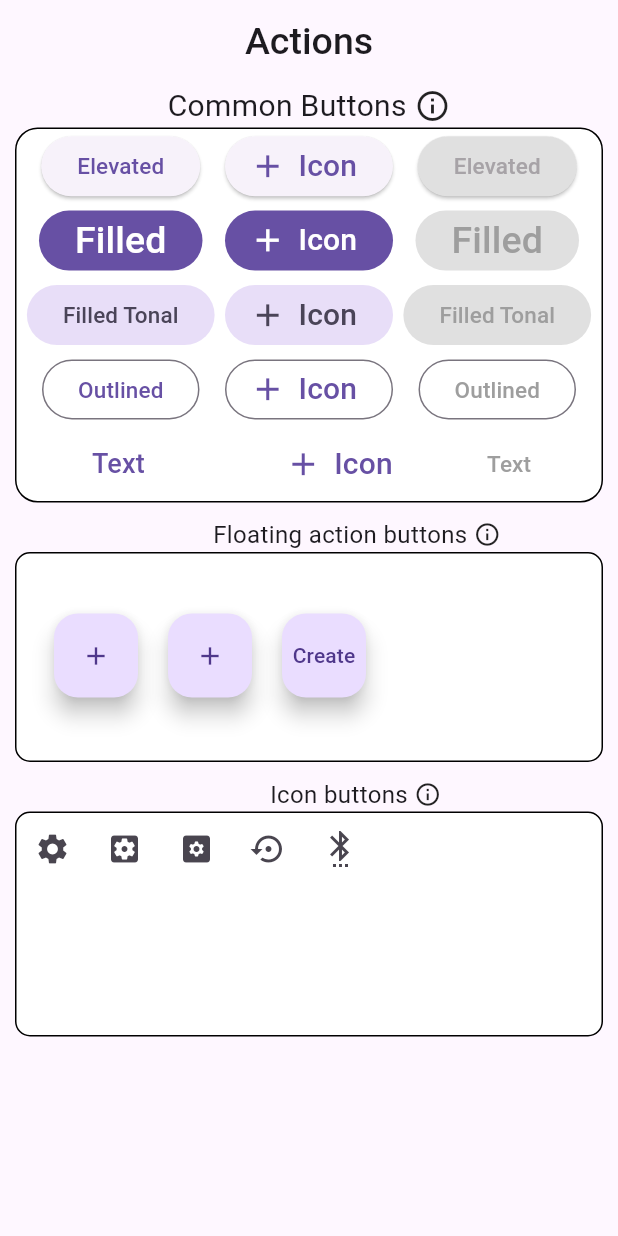
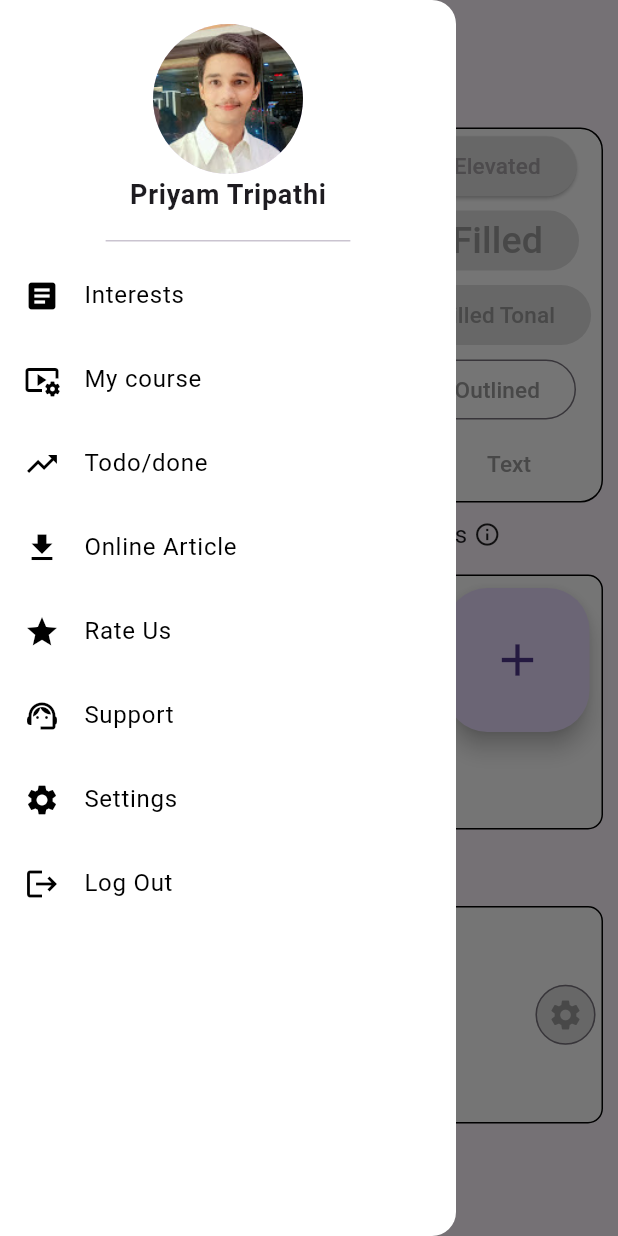
Before and after one commit to priyamtripathiii03/clock_daily_task, a Flutter app: the screen it shows after launch, with the side drawer open (before the commit the screen has no drawer), on a phone screen of 412 x 824 dp. Run offline on Flutter 3.47's test engine with Material 3 defaults, Android fonts, the phone set to English and light mode, and no system bars.

Commit message:
04-08-2024

```diff
--- a/lib/global.dart
+++ b/lib/global.dart
@@ -8,3 +8,39 @@
       Icons.add,
       size: 25,
     );
+
+String img='assets/img/profile.jpg';
+List drawerList=[
+  {
+    'icon':Icons.article,
+    'name':'Interests',
+  },
+  {
+    'icon':Icons.video_settings,
+    'name':'My course',
+  },
+  {
+    'icon':Icons.trending_up,
+    'name':'Todo/done',
+  },
+  {
+    'icon':Icons.download,
+    'name':'Online Article',
+  },
+  {
+    'icon':Icons.star,
+    'name':'Rate Us',
+  },
+  {
+    'icon':Icons.support_agent,
+    'name':'Support',
+  },
+  {
+    'icon':Icons.settings,
+    'name':'Settings',
+  },
+  {
+    'icon':Icons.logout,
+    'name':'Log Out',
+  },
+];
--- a/lib/home.dart
+++ b/lib/home.dart
@@ -1,6 +1,5 @@
 import 'package:flutter/material.dart';
 import 'package:clock_daily_task/global.dart';
-
 
 class Home extends StatefulWidget {
   const Home({super.key});
@@ -13,6 +12,32 @@
   @override
   Widget build(BuildContext context) {
     return Scaffold(
+      drawer: Drawer(
+        backgroundColor: Colors.white,
+        child: Column(
+          children: [
+            DrawerHeader(
+              child: Column(
+                children: [
+                  CircleAvatar(
+                    radius: 50,
+                    backgroundImage: AssetImage(img),
+                  ),
+                  const Text(
+                    'Priyam Tripathi',
+                    style: TextStyle(fontWeight: FontWeight.bold, fontSize: 18),
+                  ),
+                ],
+              ),
+            ),
+            // drawerContain(),
+            ...List.generate(
+              drawerList.length,
+                  (index) => drawerMake(index: index),
+            ),
+          ],
+        ),
+      ),
       appBar: AppBar(
         title: const Text(
           "Actions",
@@ -161,8 +186,9 @@
                 ],
               ),
             ),
+            SizedBox(height: 15,),
             Container(
-              height: 140,
+              height: 170,
               width: double.infinity,
               decoration: BoxDecoration(color: Colors.white,
                   border: Border.all(color: Colors.black,width: 1),
@@ -170,36 +196,37 @@
               child: Column(
                 children: [
                   Padding(
-                    padding: const EdgeInsets.only(top: 40,left: 25),
+                    padding: const EdgeInsets.all(8.0),
                     child: Row(
+                      mainAxisAlignment: MainAxisAlignment.spaceBetween,
                       children: [
+                        FloatingActionButton.small(onPressed: (){},
+                          child: Icon(
+                            Icons.add,),),
                         FloatingActionButton(onPressed: (){},
-                          child: Icon(Icons.add,size: 20,),),
-                        Padding(
-                          padding: const EdgeInsets.only(left: 20.0),
-                          child: FloatingActionButton(onPressed: (){},
                           child: Icon(
-                              Icons.add,size: 20,),
+                            Icons.add,),
                         ),
+                        FloatingActionButton.extended(label: Text('Create'),
+                          icon: Icon(
+                            Icons.add,
                           ),
-                        Padding(
-                          padding: const EdgeInsets.only(left: 20.0),
-                          child: FloatingActionButton(onPressed: (){},
-                            child: Text('Create',),
+                          onPressed: (){},
+                        ),
+                        FloatingActionButton.large(onPressed: (){},
+                          child: Icon(
+                            Icons.add,),),
+                      ],
                     ),
                   ),
                 ],
               ),
             ),
-
-                ],
-              ),
-            ),
             Padding(
-              padding: const EdgeInsets.only(left: 170,top: 10,),
+              padding: const EdgeInsets.only(left: 148,top: 10,),
               child: Row(
                 children: [
-                  Text('Icon buttons ',
+                  Text('Icons buttons ',
                     style: TextStyle(
                       fontSize: 16,
                     ),
@@ -208,35 +235,50 @@
                 ],
               ),
             ),
+            SizedBox(height: 18,),
             Container(
-          height: 150,
+              height: 145,
               width: double.infinity,
               decoration: BoxDecoration(color: Colors.white,
                   border: Border.all(color: Colors.black,width: 1),
                   borderRadius: BorderRadius.circular(10)),
-           child:  Column(
+              child: Row(
+                mainAxisAlignment: MainAxisAlignment.spaceBetween,
                 children: [
-                Row(
-                  children: [
-                    IconButton(onPressed: (){},
-                        icon: Icon(Icons.settings)),
-                    IconButton(onPressed: (){},
-                        icon: Icon(Icons.settings_applications)),
-                    IconButton(onPressed: (){},
-                        icon: Icon(Icons.settings_applications_rounded)),
-                    IconButton(onPressed: (){},
-                        icon: Icon(Icons.settings_backup_restore)),
-                    IconButton(onPressed: (){},
-                        icon: Icon(Icons.settings_bluetooth)),
-
-
+                  IconButton(
+                    onPressed: () {},
+                    icon: const Icon(
+                      Icons.settings,
+                      color: Colors.grey,
+                    ),
+                  ),
+                  IconButton.filledTonal(
+                    style: ButtonStyle(
+                        backgroundColor:
+                        WidgetStateProperty.all(Colors.grey.shade300)),
+                    onPressed: () {},
+                    icon: const Icon(
+                      Icons.settings,
+                      color: Colors.grey,),),
+                  IconButton.filled(
+                    style: ButtonStyle(
+                        backgroundColor:
+                        WidgetStateProperty.all(Colors.grey.shade300)),
+                    onPressed: () {},
+                    icon: const Icon(
+                      Icons.settings,
+                      color: Colors.black38,),),
+                  IconButton.outlined(
+                    style: ButtonStyle(
+                      backgroundColor: WidgetStateProperty.all(
+                        Colors.grey.shade300,),),
+                    onPressed: () {},
+                    icon: const Icon(
+                      Icons.settings,
+                      color: Colors.grey,),),
                 ],
-
-                )
-              ],
-            )
               ),
-
+            ),
           ],
         ),
       ),
@@ -250,3 +292,15 @@
     );
   }
 }
+ListTile drawerMake({required int index}) {
+  return ListTile(
+    leading: Icon(
+      drawerList[index]['icon'],
+      color: Colors.black,
+    ),
+    title: Text(
+      drawerList[index]['name'],
+      style: TextStyle(color: Colors.black),
+    ),
+  );
+}
--- a/pubspec.yaml
+++ b/pubspec.yaml
@@ -62,6 +62,8 @@
   # assets:
   #   - images/a_dot_burr.jpeg
   #   - images/a_dot_ham.jpeg
+  assets:
+    - assets/img/
 
   # An image asset can refer to one or more resolution-specific "variants", see
   # https://flutter.dev/assets-and-images/#resolution-aware
```
Also changed, not shown: Screenshot_20240804_142524.png (added), Screenshot_20240806_102412.png (added), Screenshot_20240806_102427.png (added), assets/img/profile.jpg (added). Lines whose indentation alone changed are shown as unchanged.
